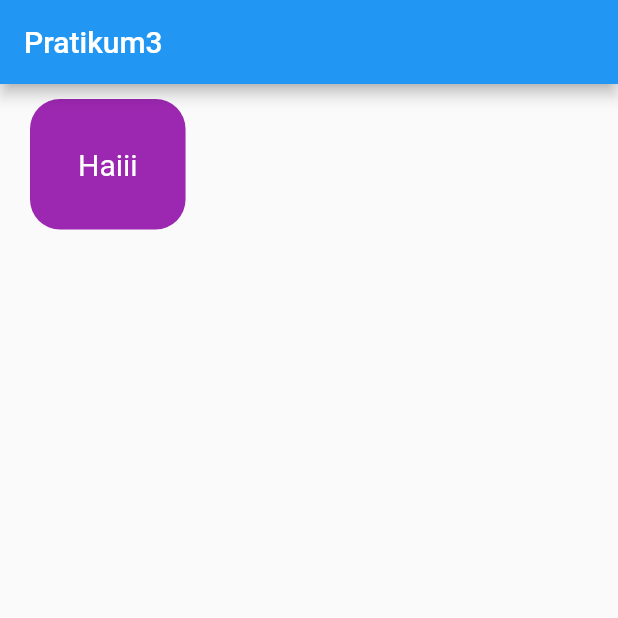
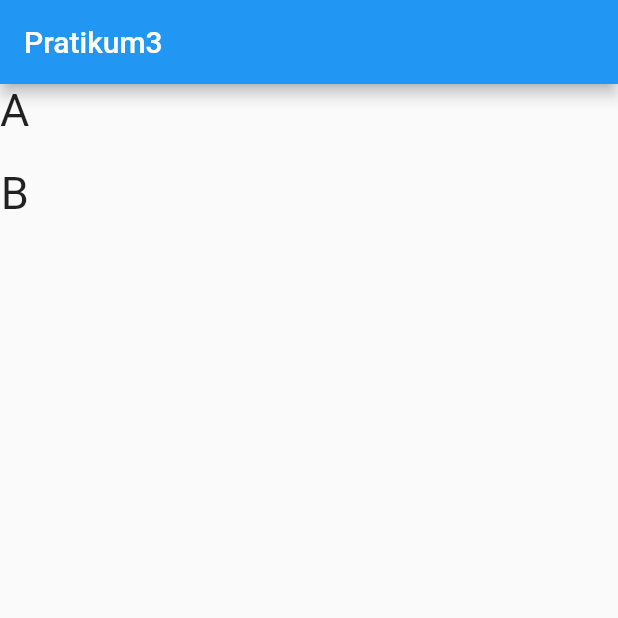
Before and after one commit to Dms110201/4312111033_DimasRizkyFeriyanto, a Flutter app: the screen it shows after launch, on a phone screen of 412 x 824 dp, the top half of it. Run offline on Flutter 3.47's test engine with Material 2 defaults, Android fonts, the phone set to English and light mode, and no system bars.

Commit message:
SizedBox

```diff
--- a/lib/main.dart
+++ b/lib/main.dart
@@ -25,16 +25,12 @@ class MyHomePage extends StatelessWidget {
       appBar: AppBar(
         title: const Text('Pratikum3'),
       ),
-      body: Container(
-        padding: const EdgeInsets.all(32.0),
-            margin: const EdgeInsets.fromLTRB(20.0, 10.0, 20.0, 0),
-                  decoration: BoxDecoration(
-              borderRadius: BorderRadius.circular(20.0),
-                  color: Colors.purple),// color: Colors.purple,
-              child: const Text('Haiii', style: TextStyle(color: Colors.white,
-                  fontSize: 20.0
-         ),
-        )
+      body: const Column(
+        children: <Widget>[
+          Text("A", style: TextStyle(fontSize: 30.0),),
+          SizedBox(height: 20.0,),
+          Text("B", style: TextStyle(fontSize: 30.0),)
+        ],
       )
     );
   }
```
